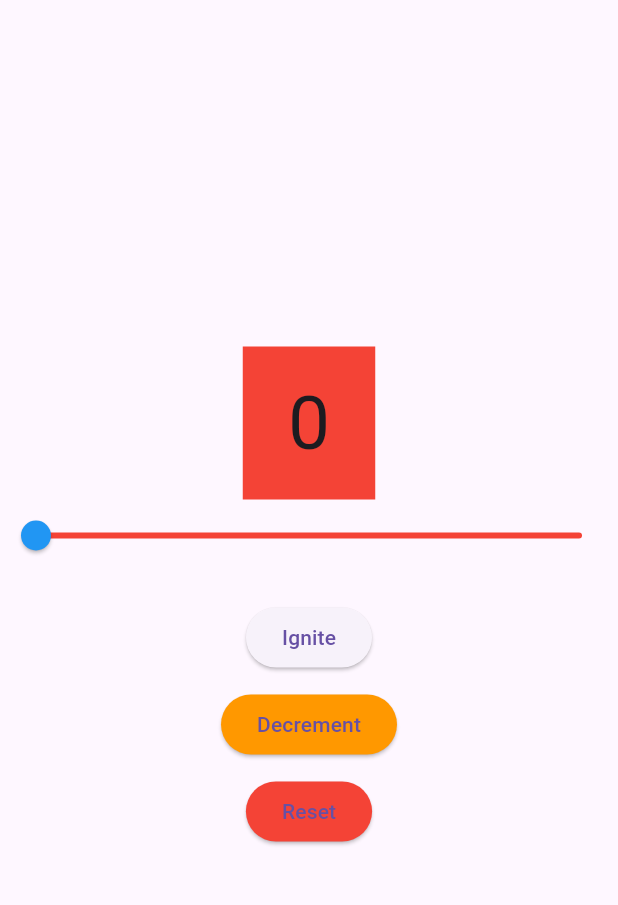
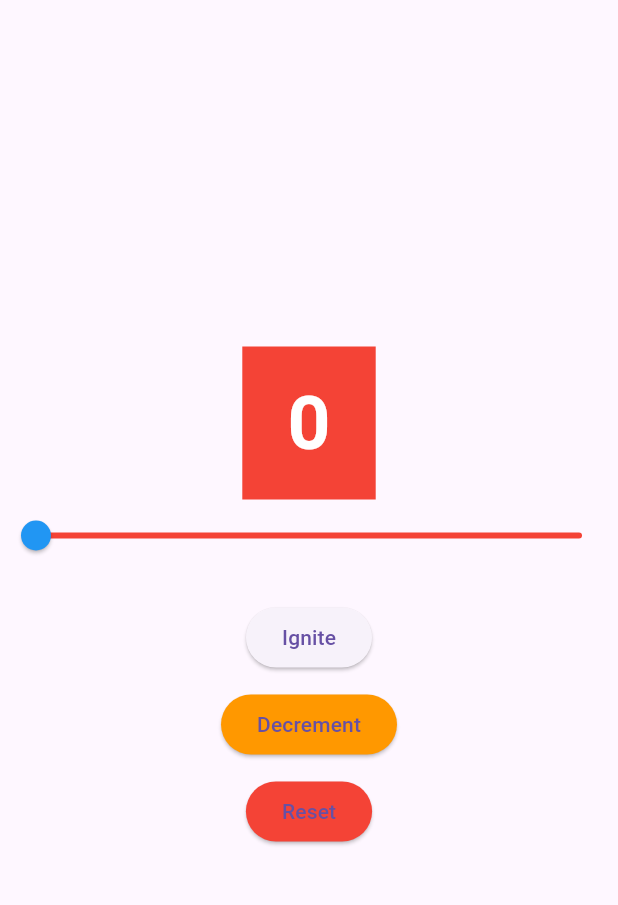
Before and after one commit to floygamadon/act06, a Flutter app: the screen it shows after launch, on a phone screen of 412 x 824 dp, the part 63-968 px from its top. Run offline on Flutter 3.47's test engine with Material 3 defaults, Android fonts, the phone set to English and light mode, and no system bars.

Commit message:
Updated main.dart - LiftOff message and color

```diff
--- a/lib/main.dart
+++ b/lib/main.dart
@@ -29,8 +29,9 @@ class _CounterWidgetState extends State<CounterWidget> {
   // Color changes based on counter value
   Color _statusColor() {
     if (_counter == 0) return Colors.red;
-    if (_counter <= 50) return Colors.orange; // yellow/orange zone
-    return Colors.green;
+    if (_counter <= 50) return Colors.orange; // yellow/orange/green zone
+    if (_counter < 100) return Colors.green;
+    return Colors.deepPurple; // LIFTOFF color
   }
 
   // Ignite (increase the fuel)
@@ -74,8 +75,11 @@ class _CounterWidgetState extends State<CounterWidget> {
               color: status, // dynamic color changes
               padding: const EdgeInsets.symmetric(horizontal: 30, vertical: 15),
               child: Text(
-                '$_counter',
-                style: const TextStyle(fontSize: 50.0),
+                _counter == 100 ? "LIFTOFF!" : '$_counter',
+                style: const TextStyle(fontSize: 50.0,
+                color: Colors.white,
+                fontWeight: FontWeight.bold,
+                ),
               ),
             ),
           ),
@@ -85,7 +89,7 @@ class _CounterWidgetState extends State<CounterWidget> {
             value: _counter.toDouble(),
             onChanged: (double value) {
               setState(() {
-                _counter = value.toInt();
+                _counter = value.toInt().clamp(0, 100);
               });
             },
             activeColor: Colors.blue,
```
